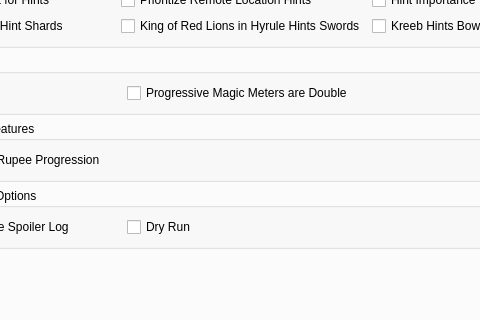
tanjo3/wwrando, file wwr_ui/randomizer_window.ui: the form before one commit; both pictures show x 137 to 617 and y 303 to 623 of the 1000 by 775 pixel window.
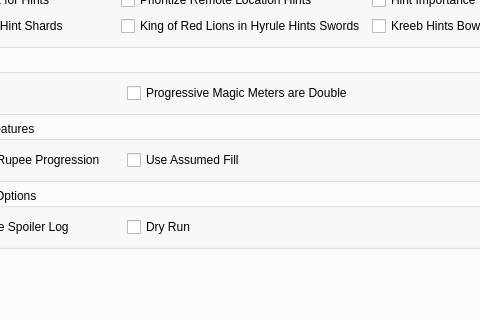
The form after the commit. The open tabs and pages were chosen to show the change. Custom widgets are drawn as their Qt base class.

Commit message: New Feature: Add WIP assumed fill option

The edit to the form file:
```diff
--- a/wwr_ui/randomizer_window.ui
+++ b/wwr_ui/randomizer_window.ui
@@ -1519,7 +1519,11 @@
                 </widget>
                </item>
                <item row="0" column="1">
-                <widget class="QWidget" name="widget_14" native="true"/>
+                <widget class="QCheckBox" name="use_assumed_fill">
+                 <property name="text">
+                  <string>Use Assumed Fill</string>
+                 </property>
+                </widget>
                </item>
               </layout>
              </widget>
```
Left out of the diff: 6 changed lines with no effect on the pictures. The commit also changes 3 other files.
